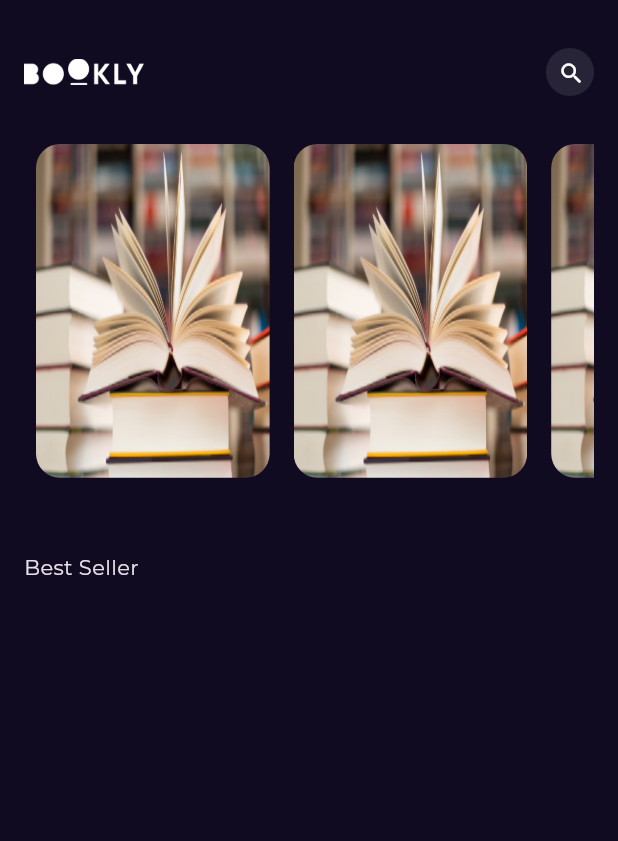
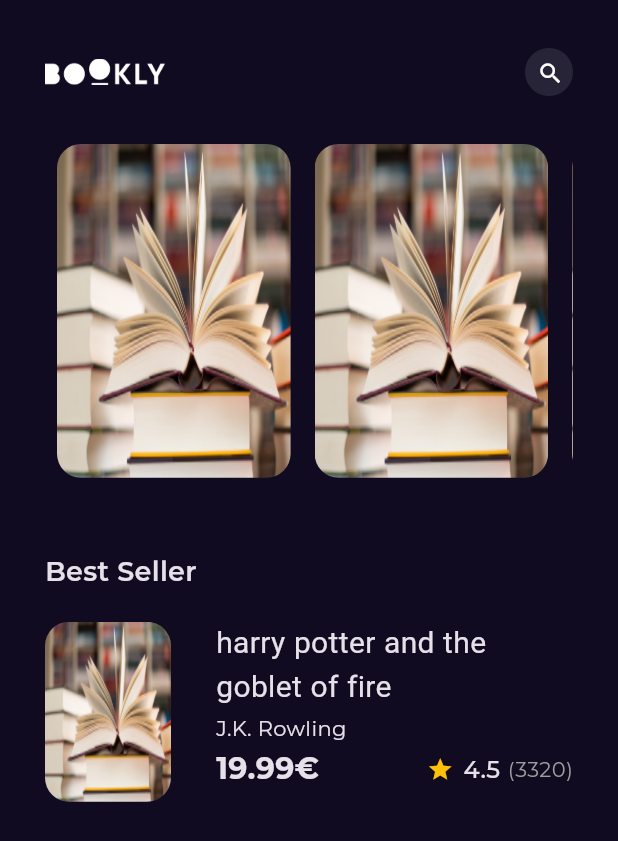
Before and after one commit to mousa469/bookly_app, a Flutter app: the screen it shows after launch, on a phone screen of 412 x 824 dp. Shown: the top 841 px of the screen. Run offline on Flutter 3.47's test engine with Material 3 defaults, Android fonts, the phone set to English and light mode, and no system bars; our stand-ins replace get, google_fonts.

Commit message:
best sellet item done

```diff
--- a/lib/core/utils/styles.dart
+++ b/lib/core/utils/styles.dart
@@ -14,7 +14,7 @@ abstract class Styles {
       TextStyle(
         fontSize: 20,
          fontWeight: FontWeight.normal,
-         fontFamily: kOleo
+
          );
 
 
--- /dev/null
+++ b/lib/features/home/presentation/views/widgets/best_seller_list_view_item.dart
@@ -0,0 +1,74 @@
+
+import 'package:bookly/constants.dart';
+import 'package:bookly/core/utils/assets.dart';
+import 'package:bookly/core/utils/styles.dart';
+import 'package:bookly/features/home/presentation/views/widgets/best_seller_rating_widget.dart';
+import 'package:flutter/material.dart';
+class BestSellerListViewItem extends StatelessWidget {
+
+  const BestSellerListViewItem({super.key});
+
+  @override
+  Widget build(BuildContext context) {
+    return SizedBox(
+      height: 120,
+      child: Row(
+        children: [
+          AspectRatio(
+            aspectRatio: 1.4 / 2,
+            child: Container(
+              decoration: BoxDecoration(
+                borderRadius: BorderRadius.circular(16),
+                image: const DecorationImage(
+                  fit: BoxFit.fill,
+                  image: AssetImage(AssetsData.testImage),
+                ),
+              ),
+            ),
+          ),
+          const SizedBox(
+            width: 30,
+          ),
+          Expanded(
+            child: Column(
+              crossAxisAlignment: CrossAxisAlignment.start,
+              children: [
+                SizedBox(
+                  width: MediaQuery.of(context).size.width * .5,
+                  child: Text(
+                    "harry potter and the goblet of fire  ",
+                    style: Styles.textStyle20.copyWith(fontFamily: kOleo),
+                    maxLines: 2,
+                    overflow: TextOverflow.ellipsis,
+                  ),
+                ),
+                const SizedBox(
+                  height: 3,
+                ),
+                const Text(
+                  "J.K. Rowling",
+                  style: Styles.textStyle14,
+                ),
+                const SizedBox(
+                  height: 3,
+                ),
+                 Row(
+                    children: [
+                      Text(
+                        "19.99€",
+                        style: Styles.textStyle20
+                            .copyWith(fontWeight: FontWeight.bold),
+                      ),
+                     const  Spacer(),
+                      const BestSellerRatingWidget()
+                    ],
+                  ),
+
+              ],
+            ),
+          ),
+        ],
+      ),
+    );
+  }
+}
--- /dev/null
+++ b/lib/features/home/presentation/views/widgets/best_seller_rating_widget.dart
@@ -0,0 +1,35 @@
+import 'package:bookly/core/utils/styles.dart';
+import 'package:flutter/material.dart';
+class BestSellerRatingWidget extends StatelessWidget {
+  const BestSellerRatingWidget({super.key});
+
+  @override
+  Widget build(BuildContext context) {
+    return  Row(
+      children: [
+       const  Icon(
+          Icons.star,
+          size: 18,
+          color: Colors.amber,
+        ),
+        const  SizedBox(
+          width: 6.3,
+        ),
+        const  Text(
+          "4.5",
+          style: Styles.textStyle16,
+        ),
+        const  SizedBox(
+          width: 5,
+        ),
+        Text(
+
+          maxLines: 1,
+          overflow: TextOverflow.ellipsis,
+          "(3320)",
+          style: Styles.textStyle14.copyWith(color: Colors.grey),
+        ),
+      ],
+    );
+  }
+}
--- a/lib/features/home/presentation/views/widgets/home_view_body.dart
+++ b/lib/features/home/presentation/views/widgets/home_view_body.dart
@@ -1,7 +1,9 @@
+
 import 'package:bookly/core/utils/assets.dart';
 import 'package:bookly/core/utils/styles.dart';
+import 'package:bookly/features/home/presentation/views/widgets/best_seller_list_view_item.dart';
 import 'package:bookly/features/home/presentation/views/widgets/custom_app_bar.dart';
-import 'package:bookly/features/home/presentation/views/widgets/custom_list_view_item.dart';
+
 import 'package:bookly/features/home/presentation/views/widgets/featured_list_view.dart';
 import 'package:flutter/material.dart';
 
@@ -11,7 +13,7 @@ class HomeViewBody extends StatelessWidget {
   @override
   Widget build(BuildContext context) {
     return Padding(
-      padding: const EdgeInsets.symmetric(horizontal: 16.0),
+      padding: const EdgeInsets.symmetric(horizontal: 30.0),
       child: Column(
         crossAxisAlignment: CrossAxisAlignment.start,
         children: [
@@ -26,8 +28,12 @@ class HomeViewBody extends StatelessWidget {
           ),
           const Text(
             "Best Seller",
-            style: Styles.mediumTitle,
-          )
+            style: Styles.textStyle18,
+          ),
+          const SizedBox(
+            height: 20,
+          ),
+         const  BestSellerListViewItem()
         ],
       ),
     );
--- a/pubspec.yaml
+++ b/pubspec.yaml
@@ -70,7 +70,7 @@ flutter:
   fonts:
     - family: Oleo
       fonts:
-        - asset: assets/fonts/OleoScriptSwashCaps-Regular
+        - asset: assets\fonts\OleoScriptSwashCaps-Regular.ttf
     #     - asset: fonts/Schyler-Italic.ttf
     #       style: italic
     # - family: Trajan Pro
```
